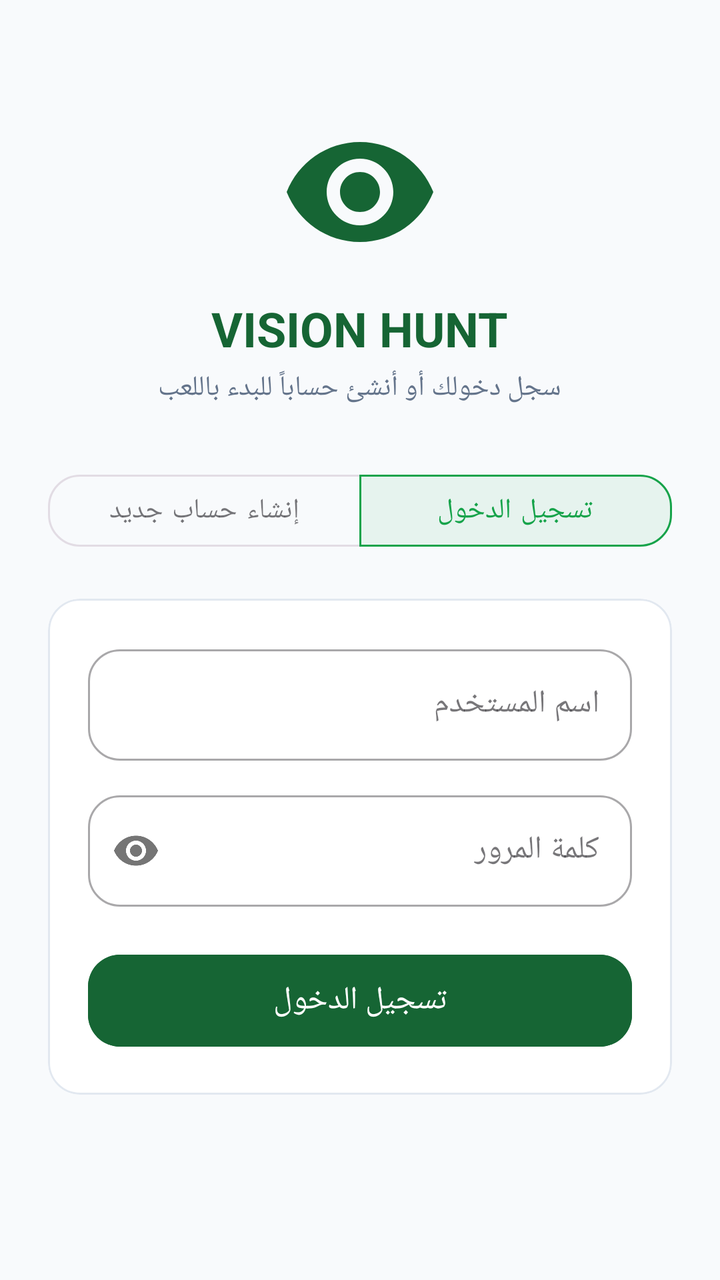
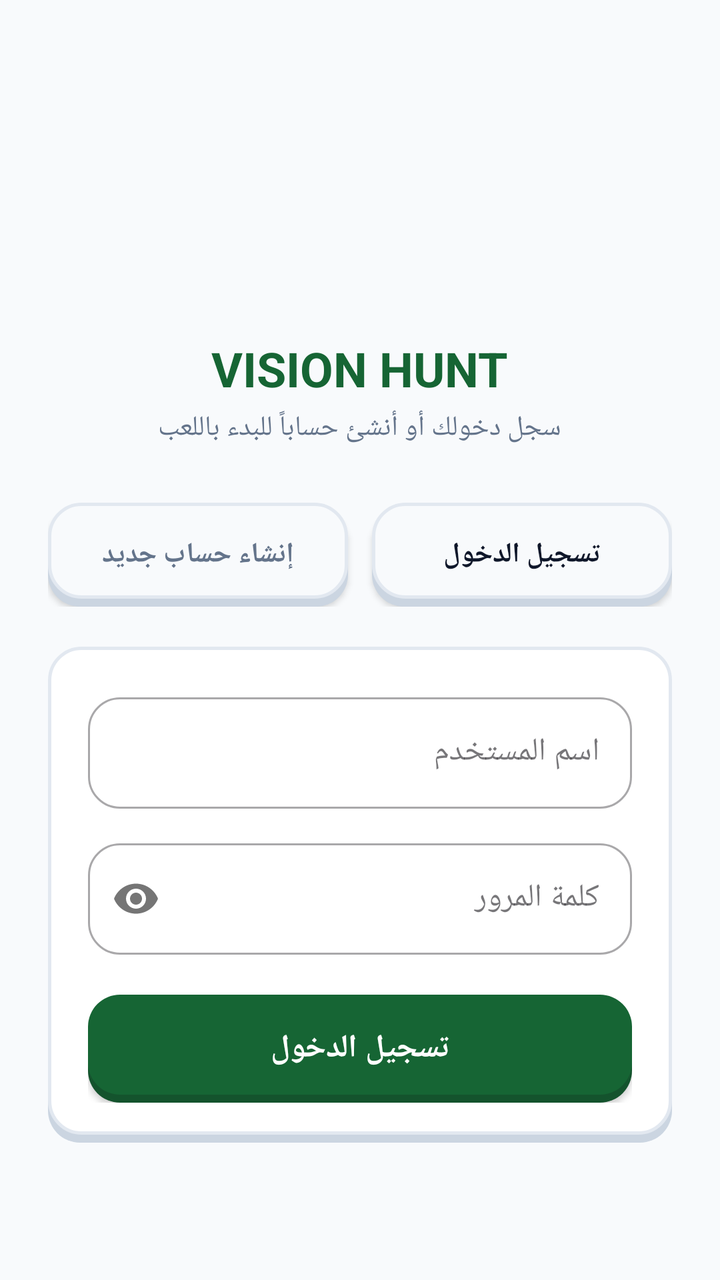

Compare the two renders of this Android layout. The source of the first and the diff that turns it into the second are given below.
<!-- AndroidManifest.xml: activity theme Theme.VisionHuntOnline -->
<!-- res/layout/activity_auth.xml -->
<?xml version="1.0" encoding="utf-8"?>
<ScrollView xmlns:android="http://schemas.android.com/apk/res/android"
    xmlns:app="http://schemas.android.com/apk/res-auto"
    android:layout_width="match_parent"
    android:layout_height="match_parent"
    android:background="@color/screen_background"
    android:fillViewport="true"
    android:layoutDirection="rtl"
    android:scrollbars="none"
    android:textDirection="rtl">

    <LinearLayout
        android:layout_width="match_parent"
        android:layout_height="wrap_content"
        android:gravity="center_horizontal"
        android:orientation="vertical"
        android:padding="24dp">

        
        <ImageView
            android:layout_width="80dp"
            android:layout_height="80dp"
            android:layout_marginTop="32dp"
            android:contentDescription="Vision Hunt Logo"
            android:src="@drawable/ic_vision"
            app:tint="#166534" />

        <TextView
            android:layout_width="wrap_content"
            android:layout_height="wrap_content"
            android:layout_marginTop="12dp"
            android:text="VISION HUNT"
            android:textColor="#166534"
            android:textSize="24sp"
            android:textStyle="bold" />

        <TextView
            android:id="@+id/tv_auth_subtitle"
            android:layout_width="wrap_content"
            android:layout_height="wrap_content"
            android:layout_marginTop="4dp"
            android:text="سجل دخولك أو أنشئ حساباً للبدء باللعب"
            android:textColor="@color/text_secondary"
            android:textSize="14sp" />

        
        <com.google.android.material.button.MaterialButtonToggleGroup
            android:id="@+id/toggle_group"
            android:layout_width="match_parent"
            android:layout_height="wrap_content"
            android:layout_marginTop="28dp"
            app:checkedButton="@id/btn_mode_login"
            app:selectionRequired="true"
            app:singleSelection="true">

            <com.google.android.material.button.MaterialButton
                android:id="@+id/btn_mode_login"
                style="@style/Widget.MaterialComponents.Button.OutlinedButton"
                android:layout_width="0dp"
                android:layout_height="wrap_content"
                android:layout_weight="1"
                android:text="تسجيل الدخول"
                app:cornerRadius="16dp" />

            <com.google.android.material.button.MaterialButton
                android:id="@+id/btn_mode_register"
                style="@style/Widget.MaterialComponents.Button.OutlinedButton"
                android:layout_width="0dp"
                android:layout_height="wrap_content"
                android:layout_weight="1"
                android:text="إنشاء حساب جديد"
                app:cornerRadius="16dp" />

        </com.google.android.material.button.MaterialButtonToggleGroup>

        
        <com.google.android.material.card.MaterialCardView
            android:layout_width="match_parent"
            android:layout_height="wrap_content"
            android:layout_marginTop="20dp"
            app:cardBackgroundColor="@color/task_card_background"
            app:cardCornerRadius="16dp"
            app:cardElevation="0dp"
            app:strokeColor="@color/card_stroke"
            app:strokeWidth="1dp">

            <LinearLayout
                android:layout_width="match_parent"
                android:layout_height="wrap_content"
                android:orientation="vertical"
                android:padding="20dp">

                
                <com.google.android.material.textfield.TextInputLayout
                    android:id="@+id/til_username"
                    style="@style/Widget.MaterialComponents.TextInputLayout.OutlinedBox"
                    android:layout_width="match_parent"
                    android:layout_height="wrap_content"
                    android:hint="اسم المستخدم"
                    app:boxCornerRadiusBottomEnd="16dp"
                    app:boxCornerRadiusBottomStart="16dp"
                    app:boxCornerRadiusTopEnd="16dp"
                    app:boxCornerRadiusTopStart="16dp">

                    <com.google.android.material.textfield.TextInputEditText
                        android:id="@+id/et_username"
                        android:layout_width="match_parent"
                        android:layout_height="wrap_content"
                        android:inputType="textPersonName"
                        android:maxLines="1" />

                </com.google.android.material.textfield.TextInputLayout>

                
                <com.google.android.material.textfield.TextInputLayout
                    android:id="@+id/til_phone"
                    style="@style/Widget.MaterialComponents.TextInputLayout.OutlinedBox"
                    android:layout_width="match_parent"
                    android:layout_height="wrap_content"
                    android:layout_marginTop="12dp"
                    android:hint="رقم الهاتف"
                    android:visibility="gone"
                    app:boxCornerRadiusBottomEnd="16dp"
                    app:boxCornerRadiusBottomStart="16dp"
                    app:boxCornerRadiusTopEnd="16dp"
                    app:boxCornerRadiusTopStart="16dp">

                    <com.google.android.material.textfield.TextInputEditText
                        android:id="@+id/et_phone"
                        android:layout_width="match_parent"
                        android:layout_height="wrap_content"
                        android:inputType="phone"
                        android:maxLines="1" />

                </com.google.android.material.textfield.TextInputLayout>

                
                <com.google.android.material.textfield.TextInputLayout
                    android:id="@+id/til_password"
                    style="@style/Widget.MaterialComponents.TextInputLayout.OutlinedBox"
                    android:layout_width="match_parent"
                    android:layout_height="wrap_content"
                    android:layout_marginTop="12dp"
                    android:hint="كلمة المرور"
                    app:boxCornerRadiusBottomEnd="16dp"
                    app:boxCornerRadiusBottomStart="16dp"
                    app:boxCornerRadiusTopEnd="16dp"
                    app:boxCornerRadiusTopStart="16dp"
                    app:passwordToggleEnabled="true">

                    <com.google.android.material.textfield.TextInputEditText
                        android:id="@+id/et_password"
                        android:layout_width="match_parent"
                        android:layout_height="wrap_content"
                        android:inputType="textPassword"
                        android:maxLines="1" />

                </com.google.android.material.textfield.TextInputLayout>

                
                <TextView
                    android:id="@+id/tv_error"
                    android:layout_width="match_parent"
                    android:layout_height="wrap_content"
                    android:layout_marginTop="12dp"
                    android:textColor="#DC2626"
                    android:textSize="13sp"
                    android:visibility="gone" />

                
                <com.google.android.material.button.MaterialButton
                    android:id="@+id/btn_submit"
                    android:layout_width="match_parent"
                    android:layout_height="54dp"
                    android:layout_marginTop="20dp"
                    android:backgroundTint="#166534"
                    android:text="تسجيل الدخول"
                    android:textSize="16sp"
                    app:cornerRadius="16dp" />

                
                <com.google.android.material.progressindicator.CircularProgressIndicator
                    android:id="@+id/progress_indicator"
                    android:layout_width="wrap_content"
                    android:layout_height="wrap_content"
                    android:layout_gravity="center_horizontal"
                    android:layout_marginTop="16dp"
                    android:indeterminate="true"
                    android:visibility="gone"
                    app:indicatorColor="#166534" />

            </LinearLayout>

        </com.google.android.material.card.MaterialCardView>

    </LinearLayout>

</ScrollView>
<!-- resources referenced by this layout -->
<resources>
  <!-- drawable ic_vision (drawable) -->
  <vector xmlns:android="http://schemas.android.com/apk/res/android"
      android:width="24dp"
      android:height="24dp"
      android:viewportWidth="24"
      android:viewportHeight="24">
      <path
          android:fillColor="#FF000000"
          android:pathData="M12,4.5C7,4.5 2.73,7.61 1,12c1.73,4.39 6,7.5 11,7.5s9.27,-3.11 11,-7.5c-1.73,-4.39 -6,-7.5 -11,-7.5zM12,17c-2.76,0 -5,-2.24 -5,-5s2.24,-5 5,-5 5,2.24 5,5 -2.24,5 -5,5zM12,9c-1.66,0 -3,1.34 -3,3s1.34,3 3,3 3,-1.34 3,-3 -1.34,-3 -3,-3z" />
  </vector>
  <!-- unchanged entries left out for length: 6 -->
</resources>

<!-- the commit's change to res/layout/activity_auth.xml (unified diff, before → after) -->
@@ -18,12 +18,11 @@
 
         
         <ImageView
-            android:layout_width="80dp"
-            android:layout_height="80dp"
+            android:layout_width="100dp"
+            android:layout_height="100dp"
             android:layout_marginTop="32dp"
             android:contentDescription="Vision Hunt Logo"
-            android:src="@drawable/ic_vision"
-            app:tint="#166534" />
+            android:src="@mipmap/ic_launcher_round" />
 
         <TextView
             android:layout_width="wrap_content"
@@ -44,51 +43,52 @@
             android:textSize="14sp" />
 
         
-        <com.google.android.material.button.MaterialButtonToggleGroup
+        <LinearLayout
             android:id="@+id/toggle_group"
             android:layout_width="match_parent"
             android:layout_height="wrap_content"
             android:layout_marginTop="28dp"
-            app:checkedButton="@id/btn_mode_login"
-            app:selectionRequired="true"
-            app:singleSelection="true">
+            android:orientation="horizontal">
 
-            <com.google.android.material.button.MaterialButton
+            <androidx.appcompat.widget.AppCompatButton
                 android:id="@+id/btn_mode_login"
-                style="@style/Widget.MaterialComponents.Button.OutlinedButton"
                 android:layout_width="0dp"
-                android:layout_height="wrap_content"
+                android:layout_height="52dp"
                 android:layout_weight="1"
+                android:layout_marginEnd="6dp"
+                android:background="@drawable/bg_3d_btn_outline"
                 android:text="تسجيل الدخول"
-                app:cornerRadius="16dp" />
+                android:textColor="@color/text_primary"
+                android:textSize="14sp"
+                android:textStyle="bold" />
 
-            <com.google.android.material.button.MaterialButton
+            <androidx.appcompat.widget.AppCompatButton
                 android:id="@+id/btn_mode_register"
-                style="@style/Widget.MaterialComponents.Button.OutlinedButton"
                 android:layout_width="0dp"
-                android:layout_height="wrap_content"
+                android:layout_height="52dp"
                 android:layout_weight="1"
+                android:layout_marginStart="6dp"
+                android:background="@drawable/bg_3d_btn_outline"
                 android:text="إنشاء حساب جديد"
-                app:cornerRadius="16dp" />
+                android:textColor="@color/text_secondary"
+                android:textSize="14sp"
+                android:textStyle="bold" />
 
-        </com.google.android.material.button.MaterialButtonToggleGroup>
+        </LinearLayout>
 
         
-        <com.google.android.material.card.MaterialCardView
+        <FrameLayout
             android:layout_width="match_parent"
             android:layout_height="wrap_content"
             android:layout_marginTop="20dp"
-            app:cardBackgroundColor="@color/task_card_background"
-            app:cardCornerRadius="16dp"
-            app:cardElevation="0dp"
-            app:strokeColor="@color/card_stroke"
-            app:strokeWidth="1dp">
+            android:background="@drawable/bg_3d_card_16dp">
 
             <LinearLayout
                 android:layout_width="match_parent"
                 android:layout_height="wrap_content"
                 android:orientation="vertical"
-                android:padding="20dp">
+                android:padding="20dp"
+                android:paddingBottom="24dp">
 
                 
                 <com.google.android.material.textfield.TextInputLayout
@@ -168,15 +168,16 @@
                     android:visibility="gone" />
 
                 
-                <com.google.android.material.button.MaterialButton
+                <androidx.appcompat.widget.AppCompatButton
                     android:id="@+id/btn_submit"
                     android:layout_width="match_parent"
                     android:layout_height="54dp"
                     android:layout_marginTop="20dp"
-                    android:backgroundTint="#166534"
+                    android:background="@drawable/bg_3d_btn_primary"
                     android:text="تسجيل الدخول"
+                    android:textColor="#FFFFFF"
                     android:textSize="16sp"
-                    app:cornerRadius="16dp" />
+                    android:textStyle="bold" />
 
                 
                 <com.google.android.material.progressindicator.CircularProgressIndicator
@@ -191,7 +192,7 @@
 
             </LinearLayout>
 
-        </com.google.android.material.card.MaterialCardView>
+        </FrameLayout>
 
     </LinearLayout>
 
<!-- resource entries referenced after the edit -->
@@ -1,15 +1,118 @@
 <!-- resources referenced by this layout -->
 <resources>
-  <!-- drawable ic_vision (drawable) -->
-  <vector xmlns:android="http://schemas.android.com/apk/res/android"
-      android:width="24dp"
-      android:height="24dp"
-      android:viewportWidth="24"
-      android:viewportHeight="24">
-      <path
-          android:fillColor="#FF000000"
-          android:pathData="M12,4.5C7,4.5 2.73,7.61 1,12c1.73,4.39 6,7.5 11,7.5s9.27,-3.11 11,-7.5c-1.73,-4.39 -6,-7.5 -11,-7.5zM12,17c-2.76,0 -5,-2.24 -5,-5s2.24,-5 5,-5 5,2.24 5,5 -2.24,5 -5,5zM12,9c-1.66,0 -3,1.34 -3,3s1.34,3 3,3 3,-1.34 3,-3 -1.34,-3 -3,-3z" />
-  </vector>
+  <color name="text_primary">#0F172A</color>
+  <!-- drawable bg_3d_btn_outline (drawable) -->
+  <?xml version="1.0" encoding="utf-8"?>
+  <selector xmlns:android="http://schemas.android.com/apk/res/android">
+      <item android:state_pressed="true">
+          <layer-list>
+              <item android:top="4dp">
+                  <shape>
+                      <corners android:radius="16dp" />
+                      <solid android:color="@color/btn_outline_bg" />
+                      <stroke android:width="1.5dp" android:color="@color/btn_outline_stroke" />
+                  </shape>
+              </item>
+          </layer-list>
+      </item>
+      <item android:state_checked="true">
+          <layer-list>
+              <item android:top="4dp">
+                  <shape>
+                      <corners android:radius="16dp" />
+                      <solid android:color="@color/btn_outline_shadow" />
+                  </shape>
+              </item>
+              <item android:bottom="4dp">
+                  <shape>
+                      <corners android:radius="16dp" />
+                      <solid android:color="@color/task_completed_bg" />
+                      <stroke android:width="1.5dp" android:color="@color/task_completed_stroke" />
+                  </shape>
+              </item>
+          </layer-list>
+      </item>
+      <item>
+          <layer-list>
+              <item android:top="4dp">
+                  <shape>
+                      <corners android:radius="16dp" />
+                      <solid android:color="@color/btn_outline_shadow" />
+                  </shape>
+              </item>
+              <item android:bottom="4dp">
+                  <shape>
+                      <corners android:radius="16dp" />
+                      <solid android:color="@color/btn_outline_bg" />
+                      <stroke android:width="1.5dp" android:color="@color/btn_outline_stroke" />
+                  </shape>
+              </item>
+          </layer-list>
+      </item>
+  </selector>
+  <!-- drawable bg_3d_btn_primary (drawable) -->
+  <?xml version="1.0" encoding="utf-8"?>
+  <selector xmlns:android="http://schemas.android.com/apk/res/android">
+      <item android:state_pressed="true">
+          <layer-list>
+              <item android:top="4dp">
+                  <shape>
+                      <corners android:radius="16dp" />
+                      <solid android:color="@color/btn_primary_bg" />
+                  </shape>
+              </item>
+          </layer-list>
+      </item>
+      <item>
+          <layer-list>
+              <item android:top="4dp">
+                  <shape>
+                      <corners android:radius="16dp" />
+                      <solid android:color="@color/btn_primary_shadow" />
+                  </shape>
+              </item>
+              <item android:bottom="4dp">
+                  <shape>
+                      <corners android:radius="16dp" />
+                      <solid android:color="@color/btn_primary_bg" />
+                  </shape>
+              </item>
+          </layer-list>
+      </item>
+  </selector>
+  <!-- drawable bg_3d_card_16dp (drawable) -->
+  <?xml version="1.0" encoding="utf-8"?>
+  <layer-list xmlns:android="http://schemas.android.com/apk/res/android">
+      <item android:top="4dp">
+          <shape>
+              <corners android:radius="16dp" />
+              <solid android:color="@color/card_shadow" />
+          </shape>
+      </item>
+      <item android:bottom="4dp">
+          <shape>
+              <corners android:radius="16dp" />
+              <solid android:color="@color/task_card_background" />
+              <stroke android:width="1.5dp" android:color="@color/card_stroke" />
+          </shape>
+      </item>
+  </layer-list>
+  <!-- mipmap ic_launcher_round (mipmap-anydpi-v26) -->
+  <?xml version="1.0" encoding="utf-8"?>
+  <adaptive-icon xmlns:android="http://schemas.android.com/apk/res/android">
+      <background android:drawable="@color/ic_launcher_background"/>
+      <foreground android:drawable="@mipmap/ic_launcher_foreground"/>
+      <monochrome android:drawable="@mipmap/ic_launcher_foreground"/>
+  </adaptive-icon>
+  <color name="btn_outline_bg">#F8FAFC</color>
+  <color name="btn_outline_stroke">#E2E8F0</color>
+  <color name="btn_outline_shadow">#CBD5E1</color>
+  <color name="task_completed_bg">#F0FDF4</color>
+  <color name="task_completed_stroke">#86EFAC</color>
+  <color name="btn_primary_bg">#166534</color>
+  <color name="btn_primary_shadow">#14532D</color>
+  <color name="card_shadow">#CBD5E1</color>
+  <color name="ic_launcher_background">#056C24</color>
   <!-- unchanged entries left out for length: 6 -->
 </resources>
 
